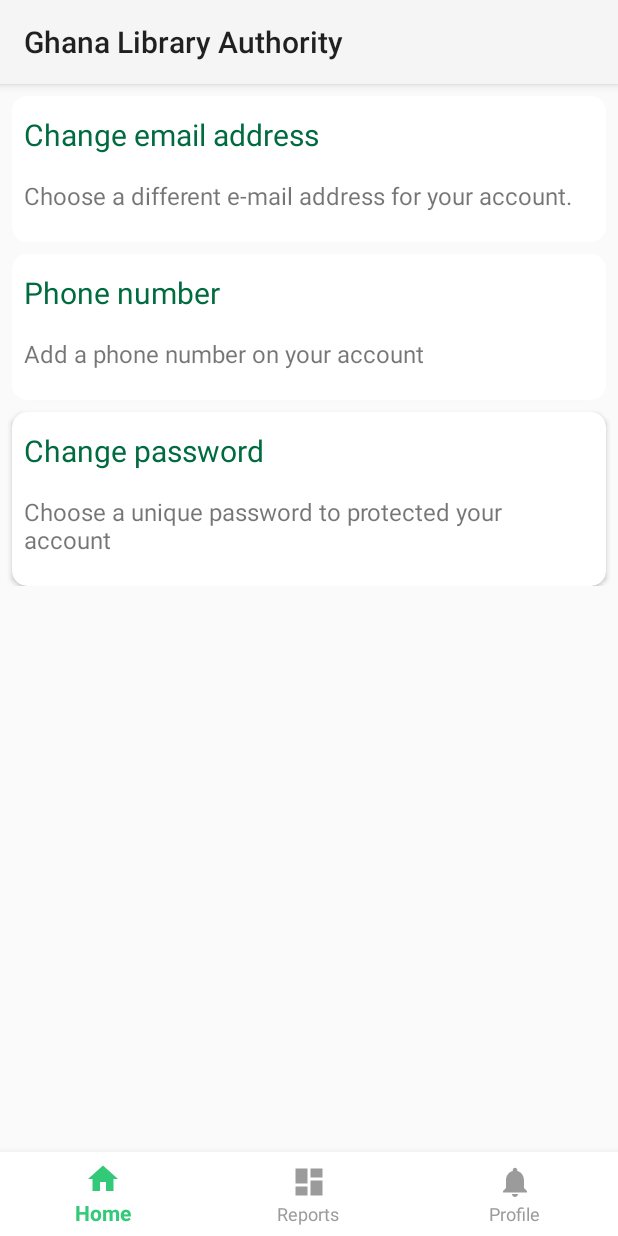
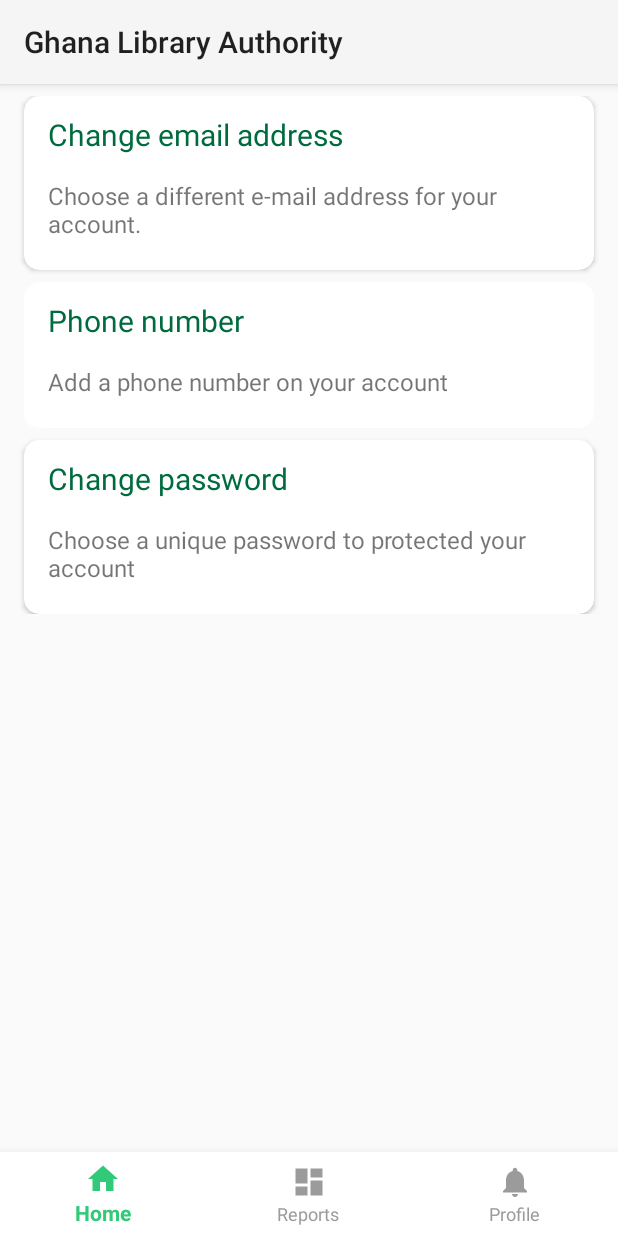
Before and after one commit to maniksundar/ghla, an Android app: the fragment ProfileFragment placed in its activity, on a phone screen of 412 x 824 dp. Run offline under Robolectric (Android 15) with nearby library versions, the phone set to English and light mode, and no system bars.

Commit message:
Fix card spacing in My Profile and code refactor in My Profile.

```diff
--- a/app/src/main/java/com/ghla/library/authority/ProfileFragment.java
+++ b/app/src/main/java/com/ghla/library/authority/ProfileFragment.java
@@ -66,19 +66,7 @@ public class ProfileFragment extends Fragment {
     @Override
     public void onViewCreated(@NonNull View view, @Nullable Bundle savedInstanceState) {
         super.onViewCreated(view, savedInstanceState);
-        View emailView = getView().findViewById(R.id.card_email);
-        setTitleAndSubTitle(emailView, "Change email address", "Choose a different e-mail address for your account.");
-        View phoneView = getView().findViewById(R.id.card_phone);
-        setTitleAndSubTitle(phoneView, "Phone number", "Add a phone number on your account");
-        View passwordView = getView().findViewById(R.id.card_password);
-        setTitleAndSubTitle(passwordView, "Change password", "Choose a unique password to protected your account");
-    }
-
-    private void setTitleAndSubTitle(View view, String title, String subtitle) {
-        TextView titleView = view.findViewById(R.id.title);
-        TextView subtitleView = view.findViewById(R.id.subtitle);
-        titleView.setText(title);
-        subtitleView.setText(subtitle);
+        setupMainViews();
     }
 
     @Override
@@ -126,4 +114,22 @@ public class ProfileFragment extends Fragment {
         // TODO: Update argument type and name
         void onFragmentInteraction(Uri uri);
     }
+
+    // Rest of the non-default functions.
+
+    private void setupMainViews() {
+        View emailView = getView().findViewById(R.id.card_email);
+        setTitleAndSubTitle(emailView, "Change email address", "Choose a different e-mail address for your account.");
+        View phoneView = getView().findViewById(R.id.card_phone);
+        setTitleAndSubTitle(phoneView, "Phone number", "Add a phone number on your account");
+        View passwordView = getView().findViewById(R.id.card_password);
+        setTitleAndSubTitle(passwordView, "Change password", "Choose a unique password to protected your account");
+    }
+
+    private void setTitleAndSubTitle(View view, String title, String subtitle) {
+        TextView titleView = view.findViewById(R.id.title);
+        TextView subtitleView = view.findViewById(R.id.subtitle);
+        titleView.setText(title);
+        subtitleView.setText(subtitle);
+    }
 }
--- a/app/src/main/res/layout/card_view_title_subtitle.xml
+++ b/app/src/main/res/layout/card_view_title_subtitle.xml
@@ -20,10 +20,12 @@
             android:id="@+id/title"
             android:layout_width="match_parent"
             android:layout_height="wrap_content"
+            android:layout_marginEnd="8dp"
+            android:layout_marginStart="8dp"
             android:padding="8dp"
+            android:text="Card title"
             android:textColor="@color/colorTextGreen"
             android:textSize="20sp"
-            android:text="Card title"
             app:layout_constraintEnd_toEndOf="parent"
             app:layout_constraintStart_toStartOf="parent"
             app:layout_constraintTop_toTopOf="parent" />
@@ -33,9 +35,11 @@
             android:layout_width="match_parent"
             android:layout_height="wrap_content"
             android:layout_marginBottom="8dp"
+            android:layout_marginEnd="8dp"
+            android:layout_marginStart="8dp"
             android:padding="8dp"
+            android:text="Card subtitle"
             android:textSize="16sp"
-            android:text="Card subtitle"
             app:layout_constraintBottom_toBottomOf="parent"
             app:layout_constraintEnd_toEndOf="parent"
             app:layout_constraintStart_toStartOf="parent"
--- a/app/src/main/res/layout/fragment_profile.xml
+++ b/app/src/main/res/layout/fragment_profile.xml
@@ -12,8 +12,8 @@
         layout="@layout/card_view_title_subtitle"
         android:layout_width="match_parent"
         android:layout_height="0dp"
-        android:layout_marginStart="8dp"
-        android:layout_marginEnd="8dp"
+        android:layout_marginEnd="16dp"
+        android:layout_marginStart="16dp"
         app:layout_constraintEnd_toEndOf="parent"
         app:layout_constraintStart_toStartOf="parent"
         app:layout_constraintTop_toTopOf="parent" />
@@ -24,9 +24,9 @@
         android:layout_width="match_parent"
         android:layout_height="wrap_content"
         android:layout_marginBottom="8dp"
+        android:layout_marginEnd="16dp"
+        android:layout_marginStart="16dp"
         android:layout_marginTop="8dp"
-        android:layout_marginStart="8dp"
-        android:layout_marginEnd="8dp"
         app:layout_constraintBottom_toTopOf="@+id/card_password"
         app:layout_constraintEnd_toEndOf="parent"
         app:layout_constraintStart_toStartOf="parent"
@@ -37,9 +37,9 @@
         layout="@layout/card_view_title_subtitle"
         android:layout_width="match_parent"
         android:layout_height="wrap_content"
+        android:layout_marginEnd="16dp"
+        android:layout_marginStart="16dp"
         android:layout_marginTop="8dp"
-        android:layout_marginStart="8dp"
-        android:layout_marginEnd="8dp"
         app:layout_constraintEnd_toEndOf="parent"
         app:layout_constraintStart_toStartOf="parent"
         app:layout_constraintTop_toBottomOf="@+id/card_phone" />
```
